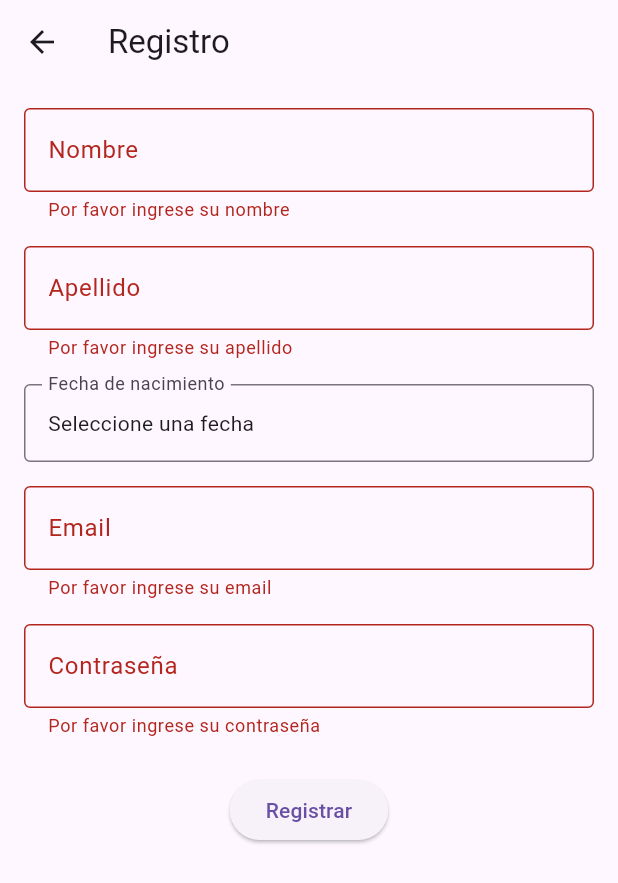
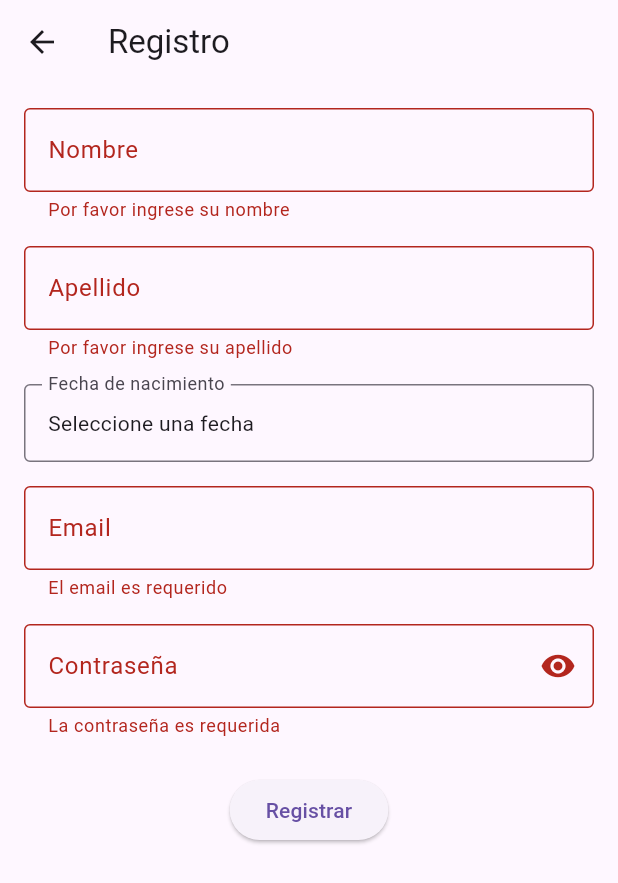
Before and after one commit to jorgekast18/double_partner_test, a Flutter app: the RegisterView screen opened by its route, after a tap on "Registrar", on a phone screen of 412 x 824 dp. Shown: the top 883 px of the screen. Run offline on Flutter 3.47's test engine with Material 3 defaults, Android fonts, the phone set to English and light mode, and no system bars; our stand-ins replace cloud_firestore, dartz, equatable, firebase_auth, firebase_core, flutter_bloc and 1 more; accounts and stored records are empty.

Commit message:
Redirect when unnauthenticated and modify fields for register view

```diff
--- a/lib/presentation/blocs/auth/auth_bloc.dart
+++ b/lib/presentation/blocs/auth/auth_bloc.dart
@@ -1,26 +1,30 @@
 import 'dart:async';
-import 'package:double_partner_test/domain/repositories/i_auth_repository.dart';
+import 'package:double_partner_test/infrastructure/repositories/auth_repository_impl.dart';
 import 'package:flutter_bloc/flutter_bloc.dart';
-import '../../../domain/entities/user.dart';
-import '../../../domain/usecases/sign_in.dart';
-import '../../../domain/usecases/register_user.dart';
+import 'package:double_partner_test/domain/entities/user.dart';
+import 'package:double_partner_test/domain/usecases/sign_out.dart';
+import 'package:double_partner_test/domain/usecases/sign_in.dart';
+import 'package:double_partner_test/domain/usecases/register_user.dart';
 import 'auth_event.dart';
 import 'auth_state.dart';
 
 class AuthBloc extends Bloc<AuthEvent, AuthState> {
   final SignIn _signIn;
   final RegisterUser _registerUser;
-
+  final SignOut _signOut;
   StreamSubscription<User?>? _authStateSubscription;
 
   AuthBloc({
     required SignIn signIn,
     required RegisterUser registerUser,
+    required SignOut signOut
   })  : _signIn = signIn,
         _registerUser = registerUser,
+        _signOut = signOut,
         super(AuthInitial()) {
     on<SignInRequested>(_onSignInRequested);
     on<RegisterRequested>(_onRegisterRequested);
+    on<SignOutRequested>(_onSignOutRequested);
 
   }
 
@@ -70,19 +74,19 @@ class AuthBloc extends Bloc<AuthEvent, AuthState> {
     );
   }
 
-  // Future<void> _onSignOutRequested(
-  //     SignOutRequested event,
-  //     Emitter<AuthState> emit,
-  //     ) async {
-  //   emit(AuthLoading());
-  //
-  //   final result = await _authRepository.signOut();
-  //
-  //   result.fold(
-  //         (failure) => emit(AuthError(failure.message)),
-  //         (_) => emit(Unauthenticated()),
-  //   );
-  // }
+  Future<void> _onSignOutRequested(
+      SignOutRequested event,
+      Emitter<AuthState> emit,
+      ) async {
+    emit(AuthLoading());
+
+    final result = await _signOut();
+
+    result.fold(
+          (failure) => emit(AuthError(failure.message)),
+          (_) => emit(Unauthenticated()),
+    );
+  }
 
   @override
   Future<void> close() {
--- a/lib/presentation/pages/home_view.dart
+++ b/lib/presentation/pages/home_view.dart
@@ -27,6 +27,8 @@ class HomePage extends StatelessWidget {
             ScaffoldMessenger.of(context).showSnackBar(
               SnackBar(content: Text(state.message)),
             );
+          } else if(state is Unauthenticated) {
+            Navigator.of(context).pushReplacementNamed('/');
           }
         },
         builder: (context, state) {
@@ -52,10 +54,8 @@ class HomePage extends StatelessWidget {
               ),
             );
           } else if (state is AuthLoading) {
-            // Mientras se esté cargando el estado de autenticación
             return const Center(child: CircularProgressIndicator());
           } else if (state is AuthError) {
-            // Si hay un error
             return Center(
               child: Text(
                 state.message,
@@ -63,7 +63,7 @@ class HomePage extends StatelessWidget {
               ),
             );
           } else {
-            // Si no está autenticado (en caso de que no haya estado 'Authenticated')
+
             return const Center(
               child: Text('Por favor inicia sesión'),
             );
--- a/lib/presentation/pages/login_view.dart
+++ b/lib/presentation/pages/login_view.dart
@@ -4,6 +4,7 @@ import '../blocs/auth/auth_bloc.dart';
 import '../blocs/auth/auth_event.dart';
 import '../blocs/auth/auth_state.dart';
 import '../widgets/custom_text_field.dart';
+import '../utils/fields_validations.dart';
 
 class LoginPage extends StatefulWidget {
   const LoginPage({Key? key}) : super(key: key);
@@ -25,26 +26,7 @@ class _LoginPageState extends State<LoginPage> {
     super.dispose();
   }
 
-  String? _validateEmail(String? value) {
-    if (value == null || value.isEmpty) {
-      return 'El email es requerido';
-    }
-    final emailRegex = RegExp(r'^[\w-\.]+@([\w-]+\.)+[\w-]{2,4}$');
-    if (!emailRegex.hasMatch(value)) {
-      return 'Ingresa un email válido';
-    }
-    return null;
-  }
 
-  String? _validatePassword(String? value) {
-    if (value == null || value.isEmpty) {
-      return 'La contraseña es requerida';
-    }
-    if (value.length < 6) {
-      return 'La contraseña debe tener al menos 6 caracteres';
-    }
-    return null;
-  }
 
   void _onLoginPressed() {
     if (_formKey.currentState?.validate() ?? false) {
@@ -101,7 +83,7 @@ class _LoginPageState extends State<LoginPage> {
                             hint: 'Ingresa tu email',
                             keyboardType: TextInputType.emailAddress,
                             prefixIcon: const Icon(Icons.email_outlined),
-                            validator: _validateEmail,
+                            validator: validateEmail,
                           ),
                           const SizedBox(height: 16),
                           CustomTextField(
@@ -122,7 +104,7 @@ class _LoginPageState extends State<LoginPage> {
                                 });
                               },
                             ),
-                            validator: _validatePassword,
+                            validator: validatePassword,
                           ),
                           const SizedBox(height: 24),
                           SizedBox(
--- a/lib/presentation/pages/register_view.dart
+++ b/lib/presentation/pages/register_view.dart
@@ -1,3 +1,4 @@
+import 'package:double_partner_test/presentation/widgets/custom_text_field.dart';
 import 'package:flutter/material.dart';
 import 'package:flutter_bloc/flutter_bloc.dart';
 import 'package:intl/intl.dart';
@@ -5,6 +6,7 @@ import 'package:intl/intl.dart';
 import '../blocs/auth/auth_bloc.dart';
 import '../blocs/auth/auth_event.dart';
 import '../blocs/auth/auth_state.dart';
+import '../utils/fields_validations.dart';
 
 
 class RegisterView extends StatefulWidget {
@@ -18,6 +20,7 @@ class _RegisterViewState extends State<RegisterView> {
   final _lastNameController = TextEditingController();
   final _emailController = TextEditingController();
   final _passwordController = TextEditingController();
+  bool _isPasswordVisible = false;
   DateTime? _selectedDate;
 
   @override
@@ -94,40 +97,32 @@ class _RegisterViewState extends State<RegisterView> {
                     ),
                   ),
                   SizedBox(height: 16),
-                  TextFormField(
+                  CustomTextField(
                     controller: _emailController,
-                    decoration: InputDecoration(
-                      labelText: 'Email',
-                      border: OutlineInputBorder(),
-                    ),
-                    validator: (value) {
-                      if (value?.isEmpty ?? true) {
-                        return 'Por favor ingrese su email';
-                      }
-                      if (!RegExp(r'^[\w-\.]+@([\w-]+\.)+[\w-]{2,4}$')
-                          .hasMatch(value!)) {
-                        return 'Por favor ingrese un email válido';
-                      }
-                      return null;
-                    },
+                    label: 'Email',
+                    hint: 'Ingresa tu email',
+                    keyboardType: TextInputType.emailAddress,
+                    validator: validateEmail,
                   ),
                   SizedBox(height: 16),
-                  TextFormField(
+                  CustomTextField(
                     controller: _passwordController,
-                    decoration: InputDecoration(
-                      labelText: 'Contraseña',
-                      border: OutlineInputBorder(),
+                    label: 'Contraseña',
+                    hint: 'Ingresa tu contraseña',
+                    obscureText: !_isPasswordVisible,
+                    suffixIcon: IconButton(
+                      icon: Icon(
+                        _isPasswordVisible
+                            ? Icons.visibility_off
+                            : Icons.visibility,
+                      ),
+                      onPressed: () {
+                        setState(() {
+                          _isPasswordVisible = !_isPasswordVisible;
+                        });
+                      },
                     ),
-                    obscureText: true,
-                    validator: (value) {
-                      if (value?.isEmpty ?? true) {
-                        return 'Por favor ingrese su contraseña';
-                      }
-                      if (value!.length < 6) {
-                        return 'La contraseña debe tener al menos 6 caracteres';
-                      }
-                      return null;
-                    },
+                    validator: validatePassword,
                   ),
                   SizedBox(height: 24),
                   ElevatedButton(
--- a/lib/presentation/utils/fields_validations.dart
+++ b/lib/presentation/utils/fields_validations.dart
@@ -0,0 +1,20 @@
+String? validateEmail(String? value) {
+  if (value == null || value.isEmpty) {
+    return 'El email es requerido';
+  }
+  final emailRegex = RegExp(r'^[\w-\.]+@([\w-]+\.)+[\w-]{2,4}$');
+  if (!emailRegex.hasMatch(value)) {
+    return 'Ingresa un email válido';
+  }
+  return null;
+}
+
+String? validatePassword(String? value) {
+  if (value == null || value.isEmpty) {
+    return 'La contraseña es requerida';
+  }
+  if (value.length < 6) {
+    return 'La contraseña debe tener al menos 6 caracteres';
+  }
+  return null;
+}
```
